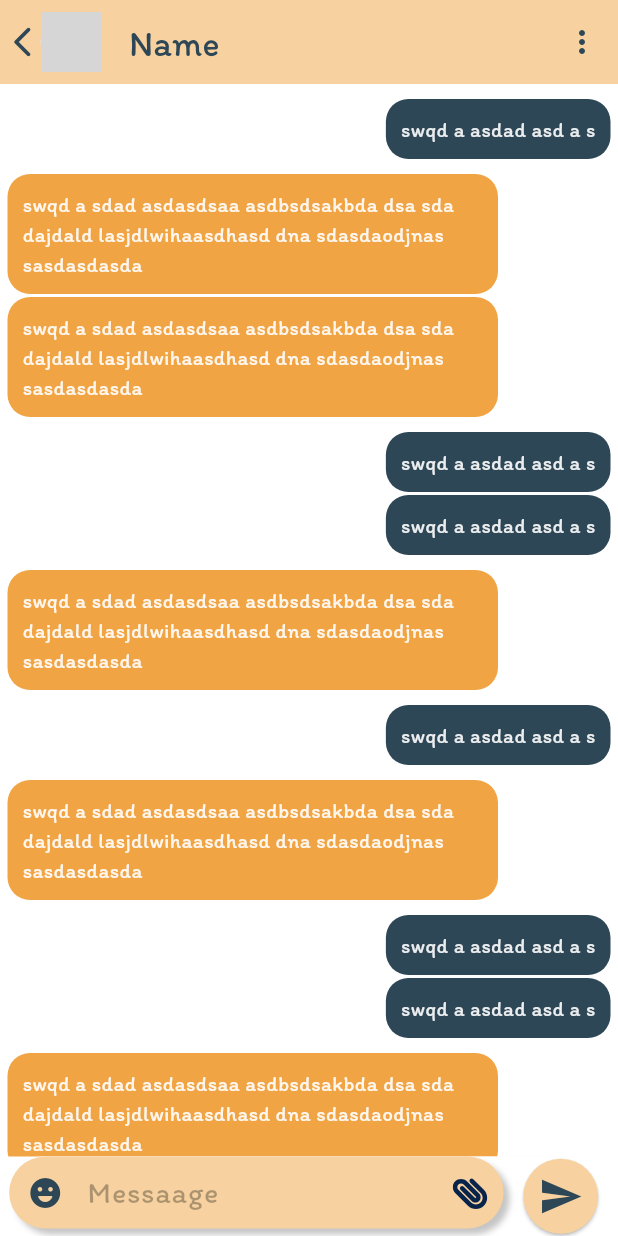
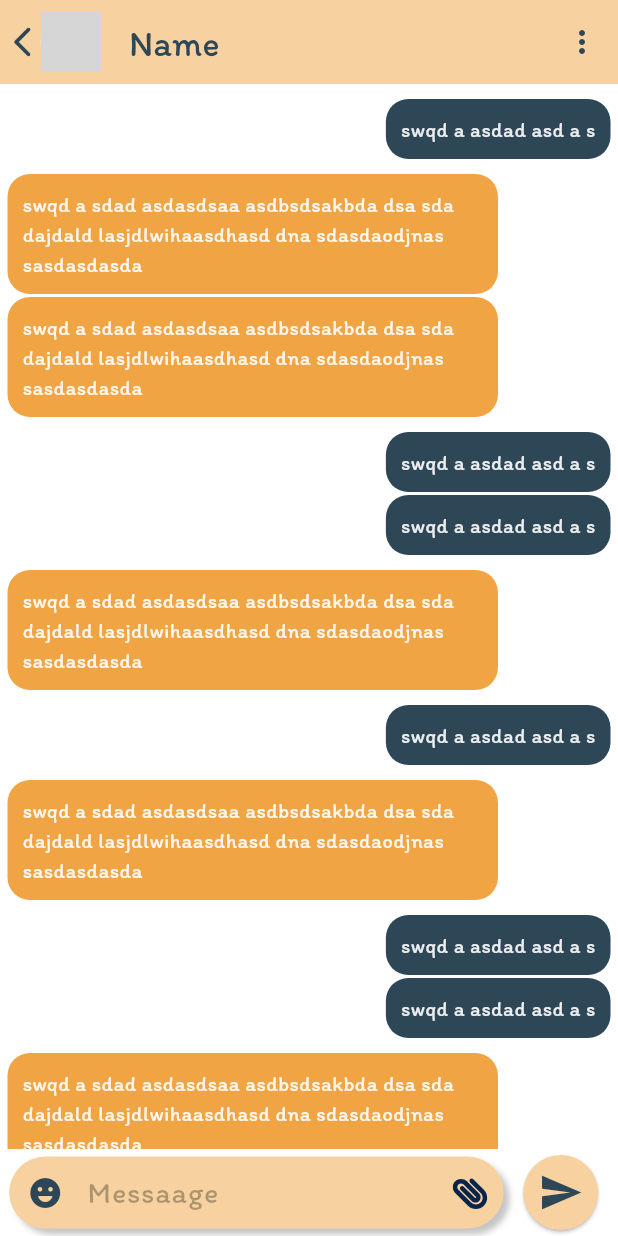
Before and after one commit to HamzaIqbalMughal/peerlink, a Flutter app: the screen it shows after launch, on a phone screen of 412 x 824 dp. Run offline on Flutter 3.47's test engine with Material 2 defaults, Android fonts, the phone set to English and light mode, and no system bars; our stand-ins replace badges, flutter_svg, fluttertoast, google_fonts; network calls fail; grey boxes are pictures that could not be loaded.

Commit message:
pushing code for laptop ..

```diff
--- a/lib/ChatScreen.dart
+++ b/lib/ChatScreen.dart
@@ -164,7 +164,7 @@ class _ChatScreenState extends State<ChatScreen> {
       body: Container(
         color: Colors.white,
         child: ListView.builder(
-          padding: const EdgeInsets.only(bottom: 55,),
+          padding: const EdgeInsets.only(bottom: 60,),
           // reverse: true,
           itemCount: 20,
           // addAutomaticKeepAlives: false,
@@ -233,6 +233,7 @@ class _ChatScreenState extends State<ChatScreen> {
         ),
       ),
       bottomSheet: Container(
+        // margin: EdgeInsets.only(top: 10),
         color: Colors.white,
         child: Row(
           mainAxisAlignment: MainAxisAlignment.spaceEvenly,
@@ -240,7 +241,7 @@ class _ChatScreenState extends State<ChatScreen> {
             Container(
               // height: 50,
               width: MediaQuery.of(context).size.width * 0.8,
-              margin: EdgeInsets.only(bottom: 5),
+              margin: EdgeInsets.only(bottom: 5, top: 5),
               decoration: BoxDecoration(
                 color: appbarColor,
                 borderRadius: BorderRadius.circular(40),
```
